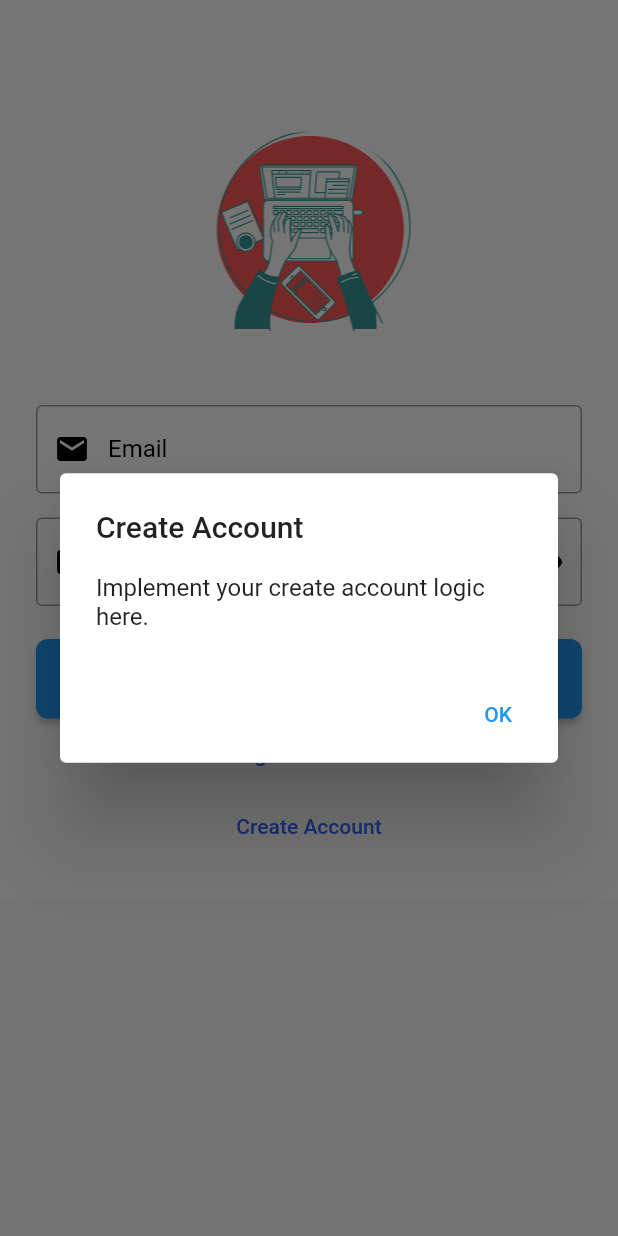
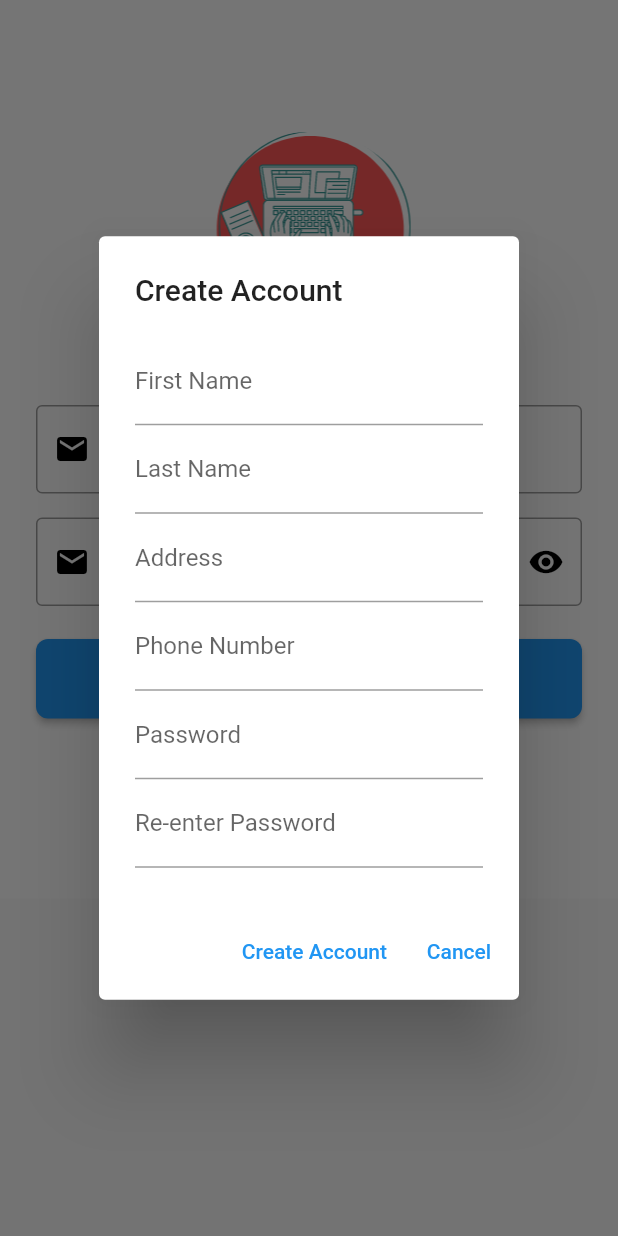
Before and after one commit to codersantoshadhikari/Basic_computer_course, a Flutter app: the screen it shows after launch, after a tap on "Create Account", on a phone screen of 412 x 824 dp. Run offline on Flutter 3.47's test engine with Material 2 defaults, Android fonts, the phone set to English and light mode, and no system bars.

Commit message:
Login ✅ UI Improvements

```diff
--- a/lib/computerui/login.dart
+++ b/lib/computerui/login.dart
@@ -219,19 +219,42 @@ class _LoginFormState extends State<LoginForm> {
     );
   }
 
+
+
 void _showForgotPasswordDialog() {
   showDialog(
     context: context,
     builder: (BuildContext context) {
+      // Create a form to gather user input.
       return AlertDialog(
         title: const Text('Forgot Password'),
-          content: const Text('Implement your forgot password logic here.'),
+        content: const Column(
+          mainAxisSize: MainAxisSize.min,
+          children: <Widget>[
+            // Input field for Phone Number
+            TextField(
+              decoration: InputDecoration(labelText: 'Phone Number'),
+            ),
+            // Input field for Old Password
+            TextField(
+              obscureText: true, // Hide password text
+              decoration: InputDecoration(labelText: 'Old Password'),
+            ),
+          ],
+        ),
         actions: [
+          TextButton(
+            onPressed: () {
+
+              Navigator.of(context).pop();
+            },
+            child: const Text('Submit'),
+          ),
           TextButton(
             onPressed: () {
               Navigator.of(context).pop();
             },
-              child: const Text('OK'),
+            child: const Text('Cancel'),
           ),
         ],
       );
@@ -239,19 +262,62 @@ class _LoginFormState extends State<LoginForm> {
   );
 }
 
+
+
+
 void _showCreateAccountDialog() {
   showDialog(
     context: context,
     builder: (BuildContext context) {
+      // Create a form to gather user input.
       return AlertDialog(
         title: const Text('Create Account'),
-          content: const Text('Implement your create account logic here.'),
+        content: const Column(
+          mainAxisSize: MainAxisSize.min,
+          children: <Widget>[
+            // Input field for First Name
+            TextField(
+              decoration: InputDecoration(labelText: 'First Name'),
+            ),
+            // Input field for Last Name
+            TextField(
+              decoration: InputDecoration(labelText: 'Last Name'),
+            ),
+            // Input field for Address
+            TextField(
+              decoration: InputDecoration(labelText: 'Address'),
+            ),
+            // Input field for Phone Number
+            TextField(
+              decoration: InputDecoration(labelText: 'Phone Number'),
+            ),
+            // Input field for Password
+            TextField(
+              obscureText: true, // Hide password text
+              decoration: InputDecoration(labelText: 'Password'),
+            ),
+            // Input field for Re-enter Password
+            TextField(
+              obscureText: true, // Hide password text
+              decoration: InputDecoration(labelText: 'Re-enter Password'),
+            ),
+          ],
+        ),
         actions: [
           TextButton(
             onPressed: () {
+              // Implement your account creation logic here
+              // You can access the input values using the TextEditingController for each field.
+              // For simplicity, we are just closing the dialog in this example.
               Navigator.of(context).pop();
             },
-              child: const Text('OK'),
+            child: const Text('Create Account'),
+          ),
+          TextButton(
+            onPressed: () {
+              Navigator.of(context).pop(); // Cancel the account creation.
+            },
+            child: const Text('Cancel'),
           ),
         ],
       );
```
Lines whose indentation alone changed are shown as unchanged.
